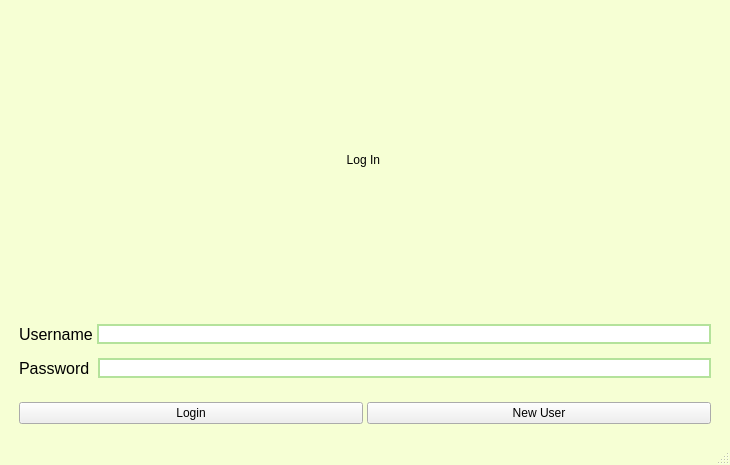
Qt form mainwindow.ui (SisAdminNsk/CarRentalQTClient) before a commit.
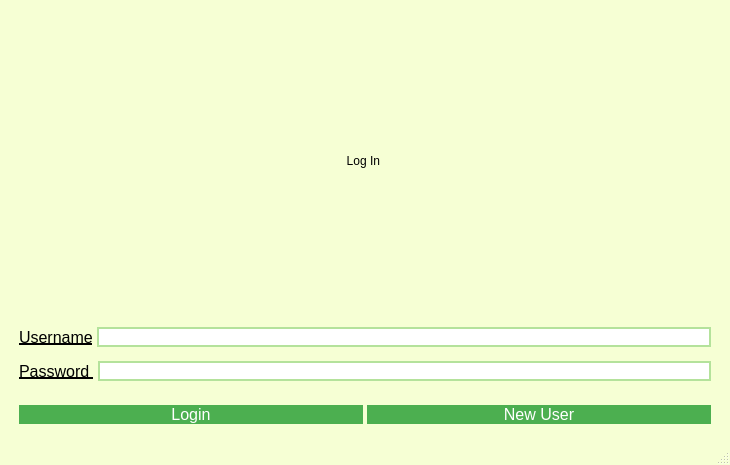
The same form after that commit.

The edit to the form file:
```diff
--- a/mainwindow.ui
+++ b/mainwindow.ui
@@ -77,6 +77,7 @@
           <property name="styleSheet">
            <string notr="true">QLabel{
 	font-size: 12pt;
+	text-decoration: underline;
 }</string>
           </property>
           <property name="text">
@@ -119,6 +120,7 @@
           <property name="styleSheet">
            <string notr="true">QLabel{
 	font-size: 12pt;
+	text-decoration: underline;
 }</string>
           </property>
           <property name="text">
@@ -127,7 +129,13 @@
          </widget>
         </item>
         <item>
-         <widget class="QLineEdit" name="lineEdit_2">
+         <widget class="QLineEdit" name="passwordLineEdit">
+          <property name="sizePolicy">
+           <sizepolicy hsizetype="Expanding" vsizetype="Fixed">
+            <horstretch>0</horstretch>
+            <verstretch>0</verstretch>
+           </sizepolicy>
+          </property>
           <property name="styleSheet">
            <string notr="true">QLineEdit {
 	border: 1.5px solid rgb(180,226,155);
@@ -157,14 +165,54 @@
       <item>
        <layout class="QHBoxLayout" name="horizontalLayout">
         <item>
-         <widget class="QPushButton" name="pushButton">
+         <widget class="QPushButton" name="loginPushButton">
+          <property name="styleSheet">
+           <string notr="true">QPushButton{
+	background-color: #4CAF50;
+	color: white;
+	border: none;
+	text-align: center;
+	text-decoration: none;
+	display: inline-block;
+	font-size: 16px;
+	cursor: pointer;
+}
+
+QPushButton:hover{
+	background-color: #45a049;
+}
+
+QPushButton:pressed{
+	background-color: #3e8e41;
+}</string>
+          </property>
           <property name="text">
            <string>Login</string>
           </property>
          </widget>
         </item>
         <item>
-         <widget class="QPushButton" name="pushButton_2">
+         <widget class="QPushButton" name="newUserPushButton">
+          <property name="styleSheet">
+           <string notr="true">QPushButton{
+	background-color: #4CAF50;
+	color: white;
+	border: none;
+	text-align: center;
+	text-decoration: none;
+	display: inline-block;
+	font-size: 16px;
+	cursor: pointer;
+}
+
+QPushButton:hover{
+	background-color: #45a049;
+}
+
+QPushButton:pressed{
+	background-color: #3e8e41;
+}</string>
+          </property>
           <property name="text">
            <string>New User</string>
           </property>
```
Left out of the diff: 2 changed lines with no effect on the pictures.
